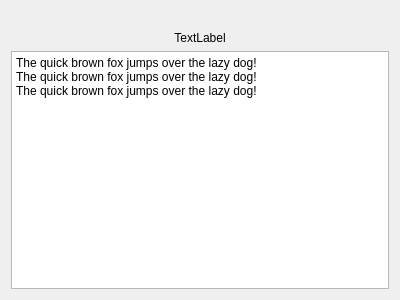
The window that res/ui/info.ui (Killing-Fever-Online/DRO-Client) describes before a commit, drawn with Qt 5.
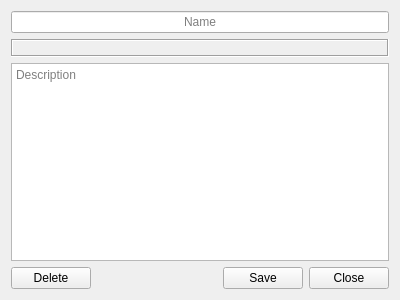
The same window after the commit. Icons and pictures are not drawn.

Commit message: Implement evidence name and description editing Add "Save" button (maybe rename to "apply" later?) Handle when evidence you're editing has changed Warn if closing evidence will discard changes

Patch:
```diff
--- a/res/ui/info.ui
+++ b/res/ui/info.ui
@@ -20,7 +20,7 @@
    <string>Form</string>
   </property>
   <layout class="QGridLayout" name="gridLayout_2">
-   <item row="5" column="1">
+   <item row="4" column="1">
     <widget class="QTextEdit" name="desc">
      <property name="html">
       <string>&lt;!DOCTYPE HTML PUBLIC &quot;-//W3C//DTD HTML 4.0//EN&quot; &quot;http://www.w3.org/TR/REC-html40/strict.dtd&quot;&gt;
@@ -30,41 +30,48 @@
 li.unchecked::marker { content: &quot;\2610&quot;; }
 li.checked::marker { content: &quot;\2612&quot;; }
 &lt;/style&gt;&lt;/head&gt;&lt;body style=&quot; font-family:'Segoe UI'; font-size:9pt; font-weight:400; font-style:normal;&quot;&gt;
-&lt;p style=&quot; margin-top:0px; margin-bottom:0px; margin-left:0px; margin-right:0px; -qt-block-indent:0; text-indent:0px;&quot;&gt;The quick brown fox jumps over the lazy dog!&lt;/p&gt;
-&lt;p style=&quot; margin-top:0px; margin-bottom:0px; margin-left:0px; margin-right:0px; -qt-block-indent:0; text-indent:0px;&quot;&gt;The quick brown fox jumps over the lazy dog!&lt;/p&gt;
-&lt;p style=&quot; margin-top:0px; margin-bottom:0px; margin-left:0px; margin-right:0px; -qt-block-indent:0; text-indent:0px;&quot;&gt;The quick brown fox jumps over the lazy dog!&lt;/p&gt;&lt;/body&gt;&lt;/html&gt;</string>
+&lt;p style=&quot;-qt-paragraph-type:empty; margin-top:6px; margin-bottom:6px; margin-left:0px; margin-right:0px; -qt-block-indent:0; text-indent:0px;&quot;&gt;&lt;br /&gt;&lt;/p&gt;&lt;/body&gt;&lt;/html&gt;</string>
      </property>
-    </widget>
-   </item>
-   <item row="0" column="1">
-    <widget class="QLabel" name="icon_label">
-     <property name="text">
-      <string/>
-     </property>
-     <property name="scaledContents">
-      <bool>false</bool>
-     </property>
-     <property name="alignment">
-      <set>Qt::AlignCenter</set>
+     <property name="placeholderText">
+      <string>Description</string>
      </property>
     </widget>
    </item>
    <item row="1" column="1">
-    <widget class="QLabel" name="name_label">
+    <widget class="QLineEdit" name="name_edit">
+     <property name="text">
+      <string/>
+     </property>
+     <property name="maxLength">
+      <number>64</number>
+     </property>
+     <property name="alignment">
+      <set>Qt::AlignCenter</set>
+     </property>
+     <property name="placeholderText">
+      <string>Name</string>
+     </property>
+    </widget>
+   </item>
+   <item row="3" column="1">
+    <widget class="QLabel" name="icon_label">
      <property name="sizePolicy">
       <sizepolicy hsizetype="Preferred" vsizetype="Preferred">
        <horstretch>0</horstretch>
        <verstretch>0</verstretch>
       </sizepolicy>
      </property>
-     <property name="layoutDirection">
-      <enum>Qt::LeftToRight</enum>
+     <property name="frameShape">
+      <enum>QFrame::Box</enum>
      </property>
-     <property name="autoFillBackground">
-      <bool>false</bool>
+     <property name="frameShadow">
+      <enum>QFrame::Sunken</enum>
      </property>
      <property name="text">
-      <string>TextLabel</string>
+      <string/>
+     </property>
+     <property name="pixmap">
+      <pixmap resource="../../res.qrc">:/data/empty.png</pixmap>
      </property>
      <property name="scaledContents">
       <bool>false</bool>
@@ -74,6 +81,47 @@
      </property>
     </widget>
    </item>
+   <item row="11" column="1">
+    <layout class="QHBoxLayout" name="horizontalLayout">
+     <item>
+      <widget class="QPushButton" name="delete_button">
+       <property name="text">
+        <string>Delete</string>
+       </property>
+      </widget>
+     </item>
+     <item>
+      <spacer name="horizontalSpacer">
+       <property name="orientation">
+        <enum>Qt::Horizontal</enum>
+       </property>
+       <property name="sizeHint" stdset="0">
+        <size>
+         <width>40</width>
+         <height>20</height>
+        </size>
+       </property>
+      </spacer>
+     </item>
+     <item>
+      <widget class="QPushButton" name="save_button">
+       <property name="text">
+        <string>Save</string>
+       </property>
+       <property name="flat">
+        <bool>false</bool>
+       </property>
+      </widget>
+     </item>
+     <item>
+      <widget class="QPushButton" name="close_button">
+       <property name="text">
+        <string>Close</string>
+       </property>
+      </widget>
+     </item>
+    </layout>
+   </item>
   </layout>
  </widget>
  <resources/>
```
Left out of the diff: 4 changed lines with no effect on the pictures. The commit also changes 2 other files.
